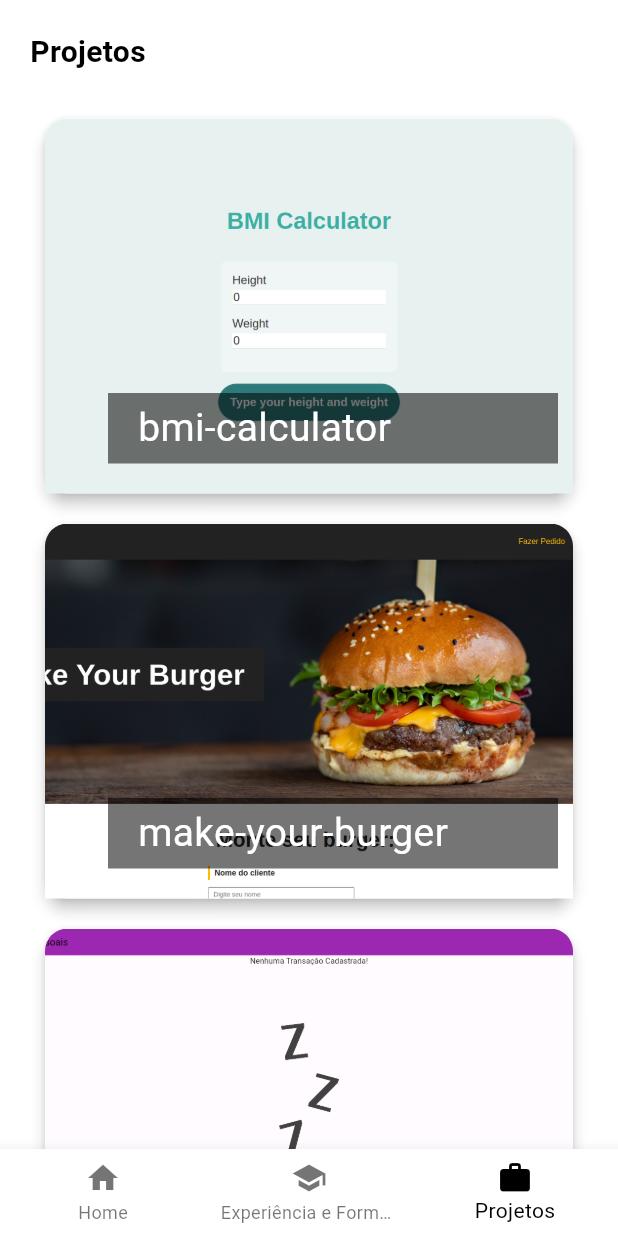
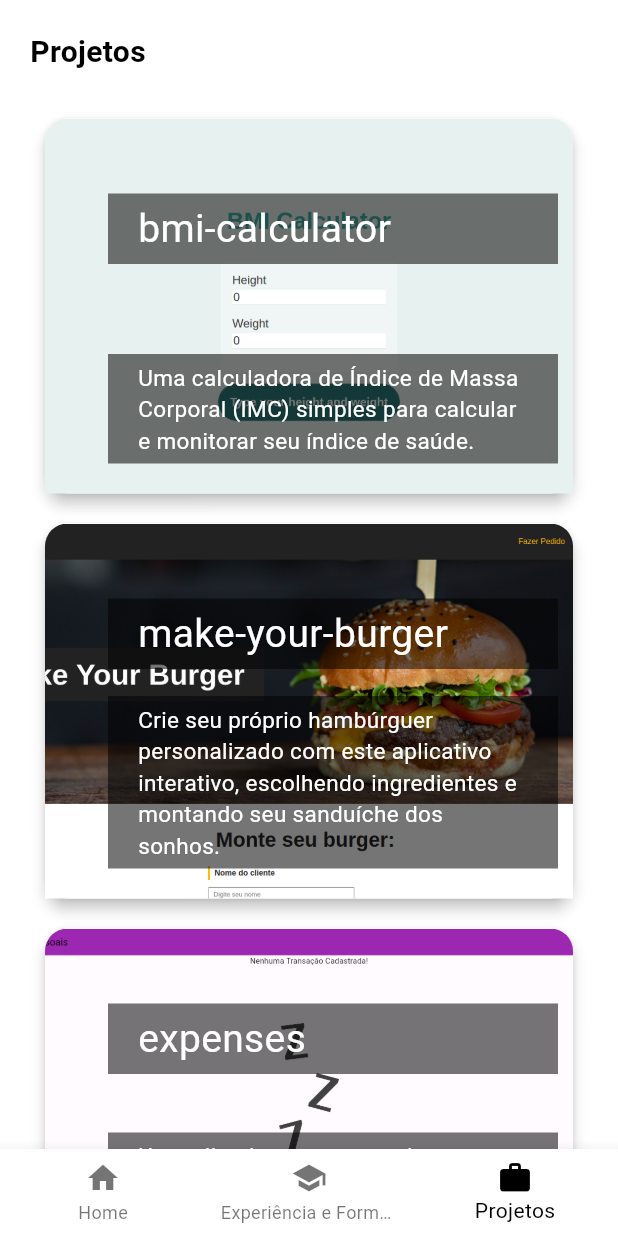
Before and after one commit to tiagors09/tiagors09.github.io, a Flutter app: the screen it shows after launch, item 3 of the bottom bar chosen, on a phone screen of 412 x 824 dp. Run offline on Flutter 3.47's test engine with Material 3 defaults, Android fonts, the phone set to English and light mode, and no system bars.

Commit message:
atualização

```diff
--- a/lib/projects.dart
+++ b/lib/projects.dart
@@ -9,26 +9,36 @@ class Projects extends StatelessWidget {
     final projects = [
       {
         'name': 'bmi-calculator',
+        'description':
+            'Uma calculadora de Índice de Massa Corporal (IMC) simples para calcular e monitorar seu índice de saúde.',
         'site': 'https://bmi-calculator-tiagors09.vercel.app/',
         'thumb': 'assets/images/bmi_calculator.png',
       },
       {
         'name': 'make-your-burger',
+        'description':
+            'Crie seu próprio hambúrguer personalizado com este aplicativo interativo, escolhendo ingredientes e montando seu sanduíche dos sonhos.',
         'site': 'https://make-your-burger-six.vercel.app/',
         'thumb': 'assets/images/make_your_burger.png',
       },
       {
         'name': 'expenses',
+        'description':
+            'Um aplicativo para gerenciar suas despesas financeiras de maneira eficiente e fácil, ajudando a controlar seu orçamento pessoal.',
         'site': 'https://expenses-sooty.vercel.app/',
         'thumb': 'assets/images/expenses.png',
       },
       {
         'name': 'meals',
+        'description':
+            'Explore uma variedade de receitas deliciosas e planeje suas refeições com este aplicativo intuitivo de receitas.',
         'site': 'https://meals-eight-zeta.vercel.app/',
         'thumb': 'assets/images/meals.png',
       },
       {
         'name': 'shop',
+        'description':
+            'Uma loja virtual onde você pode explorar e comprar uma variedade de produtos disponíveis para venda online.',
         'site': 'https://tiagors09.github.io/shop/',
         'thumb': 'assets/images/shop.png',
       }
@@ -92,7 +102,7 @@ class Projects extends StatelessWidget {
                         ),
                       ),
                       Positioned(
-                        bottom: 20,
+                        top: 50,
                         right: 10,
                         child: Container(
                           width: 300,
@@ -112,6 +122,27 @@ class Projects extends StatelessWidget {
                           ),
                         ),
                       ),
+                      Positioned(
+                        bottom: 20,
+                        right: 10,
+                        child: Container(
+                          width: 300,
+                          color: Colors.black54,
+                          padding: const EdgeInsets.symmetric(
+                            vertical: 5,
+                            horizontal: 20,
+                          ),
+                          child: Text(
+                            projects[i]['description']!,
+                            style: const TextStyle(
+                              fontSize: 15,
+                              color: Colors.white,
+                            ),
+                            softWrap: true,
+                            overflow: TextOverflow.fade,
+                          ),
+                        ),
+                      ),
                     ],
                   ),
                 ),
--- a/lib/training_and_experience.dart
+++ b/lib/training_and_experience.dart
@@ -71,7 +71,7 @@ class TrainingAndExperience extends StatelessWidget {
           crossAxisAlignment: CrossAxisAlignment.start,
           children: [
             Container(
-              margin: const EdgeInsets.only(top: 15, bottom: 10),
+              margin: const EdgeInsets.only(bottom: 10),
               child: const Text(
                 'Formação',
                 textAlign: TextAlign.start,
@@ -96,7 +96,7 @@ class TrainingAndExperience extends StatelessWidget {
             Container(
               margin: const EdgeInsets.only(bottom: 10),
               child: const Text(
-                'Exeperiência',
+                'Experiência',
                 textAlign: TextAlign.start,
                 style: TextStyle(
                   fontWeight: FontWeight.bold,
```
Also changed, not shown: 2 other files.
